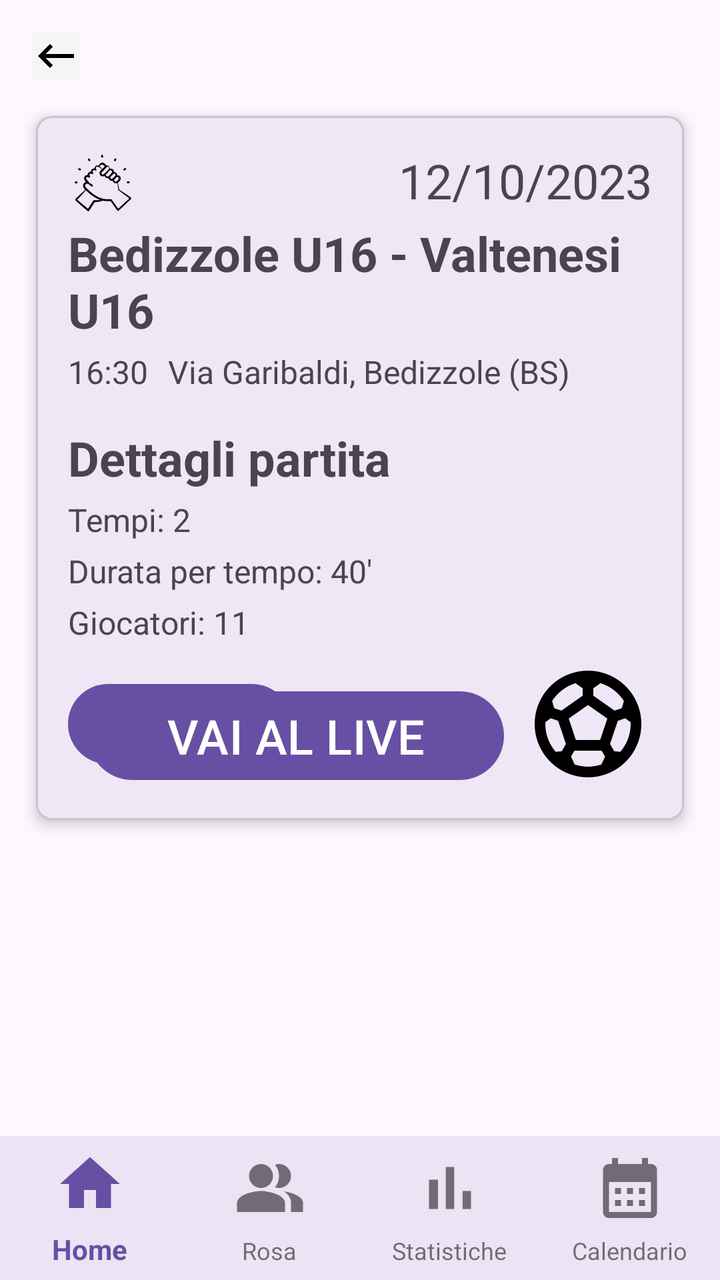
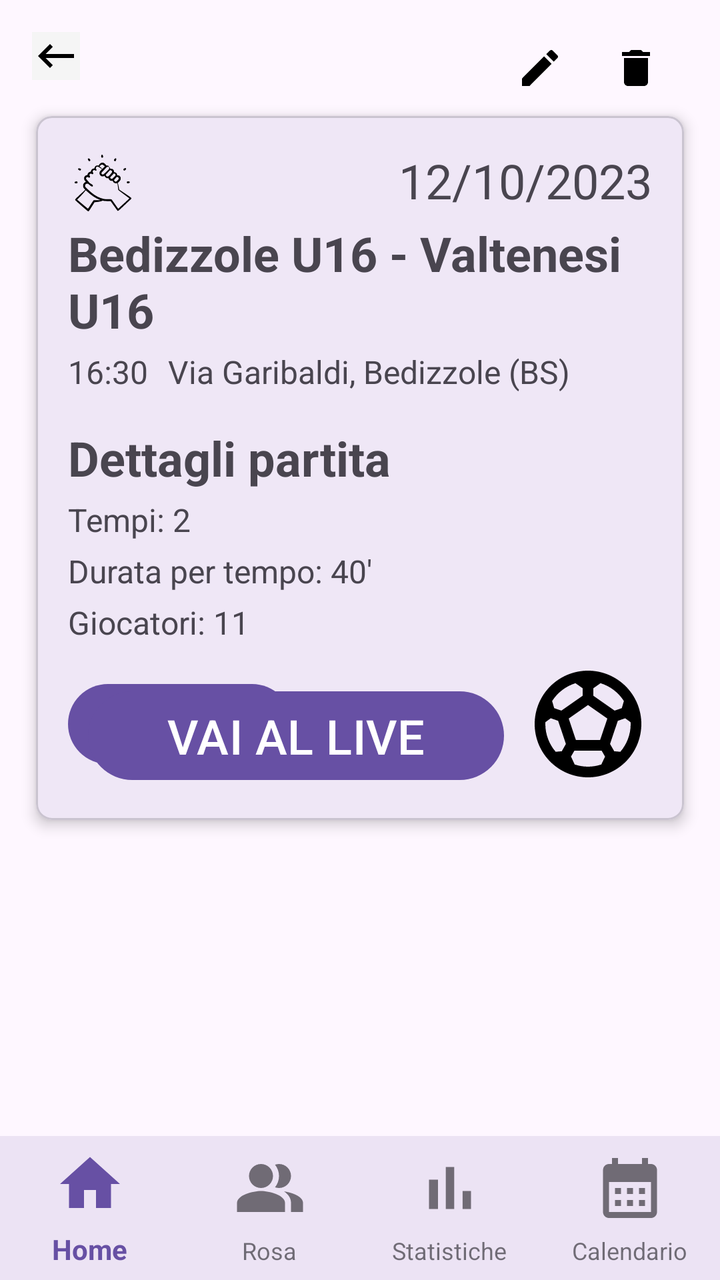

Compare the two renders of this Android layout. The source of the first and the diff that turns it into the second are given below.
<!-- AndroidManifest.xml: application theme Theme.YouCoach -->
<!-- res/layout/activity_dettaglio_partita.xml -->
<androidx.constraintlayout.widget.ConstraintLayout
    xmlns:android="http://schemas.android.com/apk/res/android"
    xmlns:app="http://schemas.android.com/apk/res-auto"
    xmlns:tools="http://schemas.android.com/tools"
    android:layout_width="match_parent"
    android:layout_height="match_parent">



    <ImageButton
        android:id="@+id/back_button"
        android:layout_width="wrap_content"
        android:layout_height="wrap_content"
        android:layout_marginStart="16dp"
        android:layout_marginTop="16dp"
        android:background="@color/background_grey"
        android:src="@drawable/arrow_back"
        app:layout_constraintStart_toStartOf="parent"
        app:layout_constraintTop_toTopOf="parent" />
    

    



    <com.google.android.material.card.MaterialCardView
        android:layout_width="0dp"
        android:layout_height="0dp"
        app:layout_constraintWidth_percent="0.9"
        app:layout_constraintHeight_percent="0.55"
        app:layout_constraintTop_toTopOf="parent"
        app:layout_constraintBottom_toTopOf="@+id/bottom_navigation"
        app:layout_constraintStart_toStartOf="parent"
        app:layout_constraintEnd_toEndOf="parent"
        android:layout_marginBottom="100dp"
        app:cardCornerRadius="8dp"
        app:cardElevation="4dp"
        app:strokeWidth="1dp">


        <androidx.constraintlayout.widget.ConstraintLayout
            android:layout_width="match_parent"
            android:layout_height="match_parent"
            android:padding="16dp">

            <ImageView
                android:layout_width="35dp"
                android:layout_height="35dp"
                android:src="@drawable/fair_play"
                app:layout_constraintStart_toStartOf="parent"
                app:layout_constraintTop_toTopOf="parent" />

            
            <TextView
                android:id="@+id/card_title_partita"
                android:layout_width="0dp"
                android:layout_height="wrap_content"
                android:layout_marginTop="4dp"
                android:text="Bedizzole U16 - Valtenesi U16"
                android:textSize="24dp"
                android:textStyle="bold"
                app:layout_constraintStart_toStartOf="parent"
                app:layout_constraintTop_toBottomOf="@id/card_date_partita" />

            
            <TextView
                android:id="@+id/card_date_partita"
                android:layout_width="0dp"
                android:layout_height="wrap_content"
                android:layout_marginStart="40dp"
                android:text="12/10/2023"
                android:textSize="24sp"
                app:layout_constraintEnd_toEndOf="parent"
                app:layout_constraintTop_toTopOf="parent" />

            
            <TextView
                android:id="@+id/card_time"
                android:layout_width="wrap_content"
                android:layout_height="wrap_content"
                android:layout_marginTop="4dp"
                android:text="16:30"
                android:textSize="16dp"
                app:layout_constraintStart_toStartOf="parent"
                app:layout_constraintTop_toBottomOf="@id/card_title_partita" />

            <TextView
                android:id="@+id/match_location"
                android:layout_width="wrap_content"
                android:layout_height="wrap_content"
                android:text="Via Garibaldi, Bedizzole (BS)"
                android:layout_marginTop="4dp"
                android:layout_marginStart="10dp"
                android:textSize="16dp"
                app:layout_constraintStart_toEndOf="@+id/card_time"
                app:layout_constraintTop_toBottomOf="@id/card_title_partita"
                />

            <TextView
                android:id="@+id/match_details"
                android:layout_width="wrap_content"
                android:layout_height="wrap_content"
                android:text="Dettagli partita"
                android:textSize="24sp"
                android:layout_marginTop="16dp"
                android:textStyle="bold"
                app:layout_constraintTop_toBottomOf="@id/card_time"
                app:layout_constraintStart_toStartOf="parent" />

            <TextView
                android:id="@+id/numero_tempi"
                android:layout_width="wrap_content"
                android:layout_height="wrap_content"
                android:text="Tempi: 2"
                android:layout_marginTop="4dp"
                android:textSize="16sp"
                app:layout_constraintTop_toBottomOf="@id/match_details"
                app:layout_constraintStart_toStartOf="parent"
                />

            <TextView
                android:id="@+id/durata_tempo"
                android:layout_width="wrap_content"
                android:layout_height="wrap_content"
                android:text="Durata per tempo: 40'"
                android:layout_marginTop="4dp"
                android:textSize="16sp"
                app:layout_constraintTop_toBottomOf="@id/numero_tempi"
                app:layout_constraintStart_toStartOf="parent"
                />

            <TextView
                android:id="@+id/numero_giocatori"
                android:layout_width="wrap_content"
                android:layout_height="wrap_content"
                android:layout_marginTop="4dp"
                android:text="Giocatori: 11"
                android:textSize="16sp"
                app:layout_constraintTop_toBottomOf="@id/durata_tempo"
                app:layout_constraintStart_toStartOf="parent"
                />

            <Button
                android:id="@+id/convocati_button"
                android:layout_width="wrap_content"
                android:layout_height="wrap_content"
                android:text="Convocati"
                android:layout_marginTop="16dp"
                app:layout_constraintTop_toBottomOf="@+id/numero_giocatori"
                app:layout_constraintStart_toStartOf="parent"/>



            <Button
                android:id="@+id/go_live_button"
                android:layout_width="0dp"
                android:layout_height="wrap_content"
                android:textSize="24sp"
                android:text="VAI AL LIVE"
                android:layout_marginStart="10dp"
                android:layout_marginEnd="10dp"
                app:layout_constraintBottom_toBottomOf="parent"
                app:layout_constraintStart_toStartOf="parent"
                app:layout_constraintEnd_toStartOf="@id/ball_icon"/>



            
            <ImageView
                android:id="@+id/ball_icon"
                android:layout_width="64dp"
                android:layout_height="64dp"
                android:layout_marginTop="16dp"
                android:src="@drawable/pallone"
                app:layout_constraintBottom_toBottomOf="parent"
                app:layout_constraintEnd_toEndOf="parent" />

        </androidx.constraintlayout.widget.ConstraintLayout>

    </com.google.android.material.card.MaterialCardView>

    <com.google.android.material.bottomnavigation.BottomNavigationView
        android:id="@+id/bottom_navigation"
        android:layout_width="0dp"
        android:layout_height="72dp"
        android:background="?android:attr/windowBackground"
        app:labelVisibilityMode="labeled"
        app:menu="@menu/bottom_nav_menu"
        style="@style/BottomNavigationViewStyle"
        app:layout_constraintBottom_toBottomOf="parent"
        app:layout_constraintStart_toStartOf="parent"
        app:layout_constraintEnd_toEndOf="parent" />

</androidx.constraintlayout.widget.ConstraintLayout>
<!-- resources referenced by this layout -->
<resources>
  <color name="background_grey">#F5F5F5</color>
  <!-- drawable arrow_back (drawable) -->
  <vector xmlns:android="http://schemas.android.com/apk/res/android" android:autoMirrored="true" android:height="24dp" android:tint="#000000" android:viewportHeight="24" android:viewportWidth="24" android:width="24dp">
        
      <path android:fillColor="@android:color/white" android:pathData="M21,11H6.83l3.58,-3.59L9,6l-6,6 6,6 1.41,-1.41L6.83,13H21z"/>
      
  </vector>
  <!-- drawable fair_play: vector/xml drawable (drawable, 6353 chars, omitted) -->
  <!-- drawable pallone (drawable) -->
  <vector xmlns:android="http://schemas.android.com/apk/res/android" android:height="24dp" android:tint="#000000" android:viewportHeight="24" android:viewportWidth="24" android:width="24dp">
        
      <path android:fillColor="@android:color/white" android:pathData="M12,2C6.48,2 2,6.48 2,12c0,5.52 4.48,10 10,10s10,-4.48 10,-10C22,6.48 17.52,2 12,2zM13,5.3l1.35,-0.95c1.82,0.56 3.37,1.76 4.38,3.34l-0.39,1.34l-1.35,0.46L13,6.7V5.3zM9.65,4.35L11,5.3v1.4L7.01,9.49L5.66,9.03L5.27,7.69C6.28,6.12 7.83,4.92 9.65,4.35zM7.08,17.11l-1.14,0.1C4.73,15.81 4,13.99 4,12c0,-0.12 0.01,-0.23 0.02,-0.35l1,-0.73L6.4,11.4l1.46,4.34L7.08,17.11zM14.5,19.59C13.71,19.85 12.87,20 12,20s-1.71,-0.15 -2.5,-0.41l-0.69,-1.49L9.45,17h5.11l0.64,1.11L14.5,19.59zM14.27,15H9.73l-1.35,-4.02L12,8.44l3.63,2.54L14.27,15zM18.06,17.21l-1.14,-0.1l-0.79,-1.37l1.46,-4.34l1.39,-0.47l1,0.73C19.99,11.77 20,11.88 20,12C20,13.99 19.27,15.81 18.06,17.21z"/>
      
  </vector>
  <style name="BottomNavigationViewStyle" parent="Widget.MaterialComponents.BottomNavigationView">
          <item name="itemIconSize">36dp</item> 
          <item name="itemTextAppearanceActive">@style/ActiveTextStyle</item> 
          <item name="itemTextAppearanceInactive">@style/InactiveTextStyle</item> 
      </style>
  <style name="Theme.YouCoach" parent="Base.Theme.YouCoach" />
  <style name="ActiveTextStyle" parent="TextAppearance.AppCompat.Small">
          <item name="android:textSize">14sp</item>
      </style>
  <style name="InactiveTextStyle" parent="TextAppearance.AppCompat.Small">
          <item name="android:textSize">12sp</item>
      </style>
  <style name="Base.Theme.YouCoach" parent="Theme.Material3.DayNight.NoActionBar">
          
          
      </style>
</resources>

<!-- the commit's change to res/layout/activity_dettaglio_partita.xml (unified diff, before → after) -->
@@ -21,9 +21,26 @@
 
     
 
-
+    <ImageButton
+        android:id="@+id/modificaPartita_button"
+        android:layout_width="48dp"
+        android:layout_height="48dp"
+        android:background="@color/transparent"
+        android:src="@drawable/edit"
+        app:layout_constraintBottom_toTopOf="@+id/card_match"
+        app:layout_constraintEnd_toStartOf="@+id/eliminaPartita_button"/>
+
+    <ImageButton
+        android:id="@+id/eliminaPartita_button"
+        android:layout_width="48dp"
+        android:layout_height="48dp"
+        android:background="@color/transparent"
+        android:src="@drawable/delete"
+        app:layout_constraintBottom_toTopOf="@+id/card_match"
+        app:layout_constraintEnd_toEndOf="@id/card_match"/>
 
     <com.google.android.material.card.MaterialCardView
+        android:id="@+id/card_match"
         android:layout_width="0dp"
         android:layout_height="0dp"
         app:layout_constraintWidth_percent="0.9"
@@ -44,6 +61,7 @@
             android:padding="16dp">
 
             <ImageView
+                android:id="@+id/competition_icon"
                 android:layout_width="35dp"
                 android:layout_height="35dp"
                 android:src="@drawable/fair_play"
<!-- resource entries referenced after the edit -->
@@ -1,10 +1,23 @@
 <!-- resources referenced by this layout -->
 <resources>
   <color name="background_grey">#F5F5F5</color>
+  <color name="transparent">#00000000</color>
   <!-- drawable arrow_back (drawable) -->
   <vector xmlns:android="http://schemas.android.com/apk/res/android" android:autoMirrored="true" android:height="24dp" android:tint="#000000" android:viewportHeight="24" android:viewportWidth="24" android:width="24dp">
         
       <path android:fillColor="@android:color/white" android:pathData="M21,11H6.83l3.58,-3.59L9,6l-6,6 6,6 1.41,-1.41L6.83,13H21z"/>
+      
+  </vector>
+  <!-- drawable delete (drawable) -->
+  <vector xmlns:android="http://schemas.android.com/apk/res/android" android:height="24dp" android:tint="#000000" android:viewportHeight="24" android:viewportWidth="24" android:width="24dp">
+        
+      <path android:fillColor="@android:color/white" android:pathData="M6,19c0,1.1 0.9,2 2,2h8c1.1,0 2,-0.9 2,-2V7H6v12zM19,4h-3.5l-1,-1h-5l-1,1H5v2h14V4z"/>
+      
+  </vector>
+  <!-- drawable edit (drawable) -->
+  <vector xmlns:android="http://schemas.android.com/apk/res/android" android:height="24dp" android:tint="#000000" android:viewportHeight="24" android:viewportWidth="24" android:width="24dp">
+        
+      <path android:fillColor="@android:color/white" android:pathData="M3,17.25V21h3.75L17.81,9.94l-3.75,-3.75L3,17.25zM20.71,7.04c0.39,-0.39 0.39,-1.02 0,-1.41l-2.34,-2.34c-0.39,-0.39 -1.02,-0.39 -1.41,0l-1.83,1.83 3.75,3.75 1.83,-1.83z"/>
       
   </vector>
   <!-- drawable fair_play: vector/xml drawable (drawable, 6353 chars, omitted) -->
